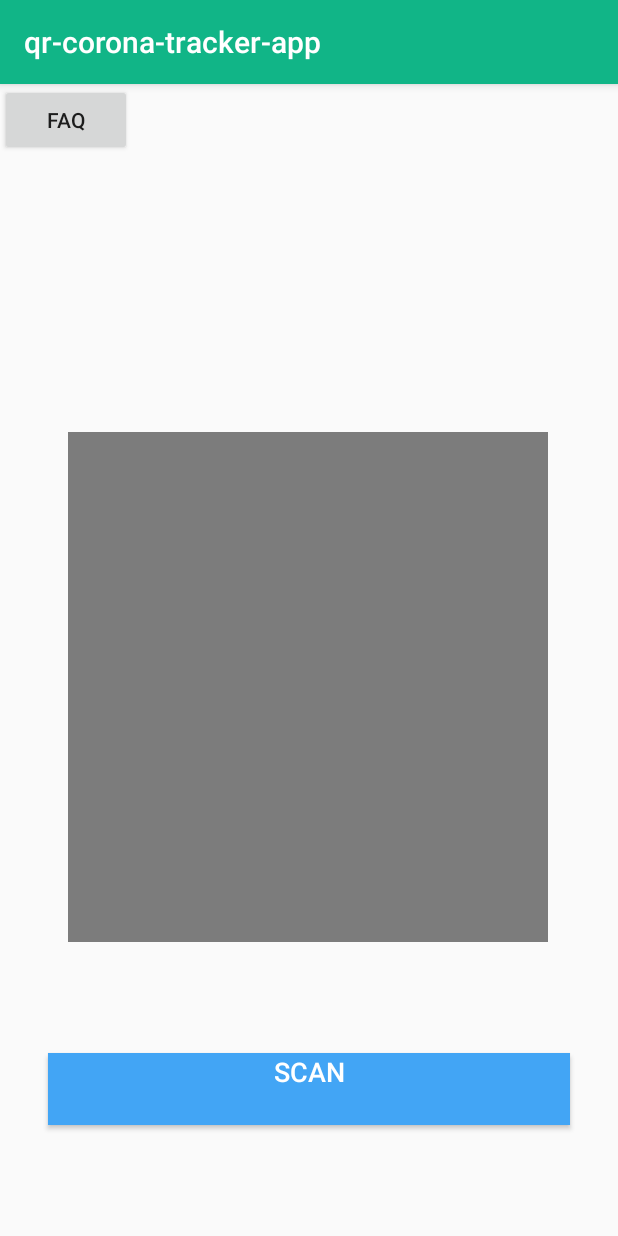
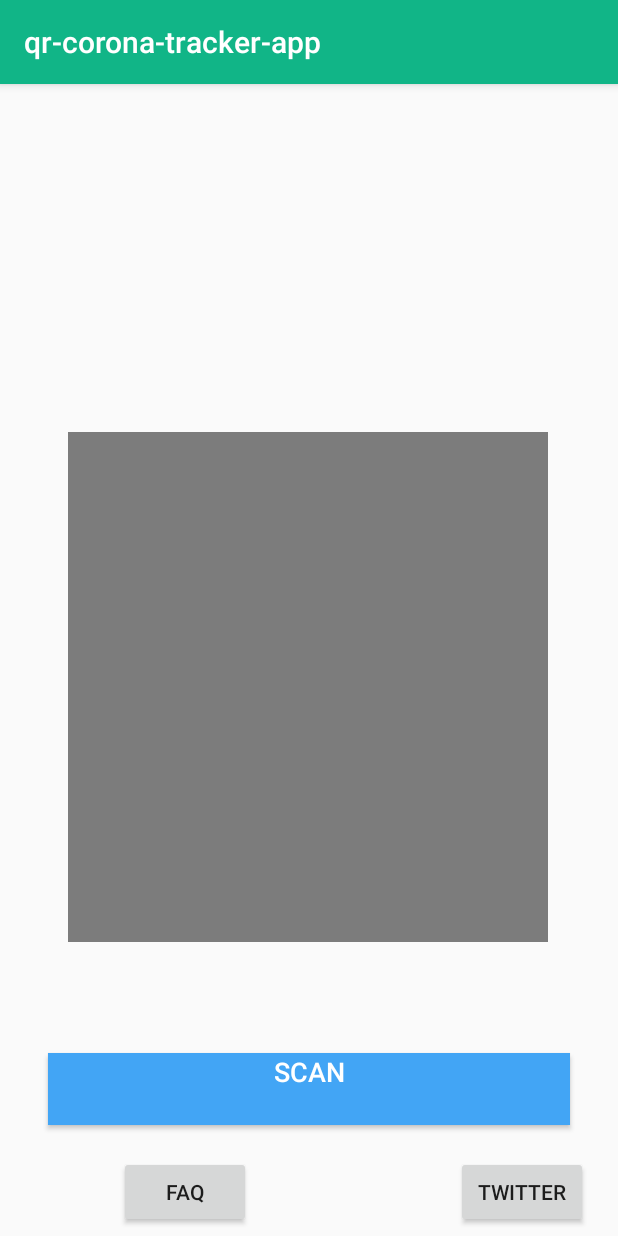
Before and after one commit to marcopared/qr-corona-tracker, an Android app: the MainActivity screen opened directly, with no data from a screen before it, on a phone screen of 412 x 824 dp. Run offline under Robolectric (Android 15) with nearby library versions, the phone set to English and light mode, and no system bars; our stand-ins replace Firebase (no records; nobody signed in at launch, a user with empty details on screens opened directly).

Commit message:
Added button to access Twitter-Embed

```diff
--- a/qrcoronatrackerapp/app/src/main/AndroidManifest.xml
+++ b/qrcoronatrackerapp/app/src/main/AndroidManifest.xml
@@ -18,6 +18,7 @@
             android:theme="@style/AppTheme.NoActionBar"></activity>
         <activity android:name=".Scanner" />
         <activity android:name=".MainActivity" />
+        <activity android:name=".TwitterHandle"/>
         <activity
             android:name=".Splash"
             android:label="@string/app_name"
--- a/qrcoronatrackerapp/app/src/main/java/com/example/qr_corona_tracker_app/MainActivity.java
+++ b/qrcoronatrackerapp/app/src/main/java/com/example/qr_corona_tracker_app/MainActivity.java
@@ -15,7 +15,7 @@ import android.widget.ImageView;
 
 public class MainActivity extends AppCompatActivity {
     EditText qrvalue;
-    Button generateBtn, faq, scanBtn;
+    Button faqBtn, scanBtn, twitterBtn;
     ImageView qrImage;
     FirebaseDatabase database = FirebaseDatabase.getInstance();
     DatabaseReference ref = database.getReference();
@@ -26,15 +26,15 @@ public class MainActivity extends AppCompatActivity {
         setContentView(R.layout.activity_main);
 
 
-        scanBtn = findViewById(R.id.scanBtn); // Set scanBtn to button on screen
+        scanBtn = findViewById(R.id.scanBtn);
         qrImage = findViewById(R.id.qrPlaceHolder);
-
-        faq = findViewById(R.id.faq);
+        faqBtn = findViewById(R.id.faq);
+        twitterBtn = findViewById(R.id.twitter);
 
         // Generate an action for clicking button
-        faq.setOnClickListener(new View.OnClickListener() {
+        faqBtn.setOnClickListener(new View.OnClickListener() {
             @Override
-            public void onClick(View vv) {
+            public void onClick(View v) {
                 startActivity(new Intent(getApplicationContext(), ScrollingActivity.class));
             }
         });
@@ -43,8 +43,18 @@ public class MainActivity extends AppCompatActivity {
         scanBtn.setOnClickListener(new View.OnClickListener() {
             @Override
             public void onClick(View v) {
-                startActivity(new Intent(getApplicationContext(), com.example.qr_corona_tracker_app.Scanner.class));
+                startActivity(new Intent(getApplicationContext(), Scanner.class));
             }
         });
+
+        // Generate an action for clicking button
+        twitterBtn.setOnClickListener(new View.OnClickListener() {
+            @Override
+            public void onClick(View v) {
+                startActivity(new Intent (getApplicationContext(), TwitterHandle.class));
+            }
+        });
+
+
     }
 }
--- a/qrcoronatrackerapp/app/src/main/res/layout/activity_main.xml
+++ b/qrcoronatrackerapp/app/src/main/res/layout/activity_main.xml
@@ -40,7 +40,26 @@
         android:id="@+id/faq"
         android:layout_width="wrap_content"
         android:layout_height="wrap_content"
+        android:layout_marginStart="59dp"
+        android:layout_marginTop="20dp"
+        android:layout_marginEnd="98dp"
+        android:layout_marginBottom="5dp"
         android:text="FAQ"
-        tools:layout_editor_absoluteX="319dp"
-        tools:layout_editor_absoluteY="6dp" />
+        app:layout_constraintBottom_toBottomOf="parent"
+        app:layout_constraintEnd_toStartOf="@+id/twitter"
+        app:layout_constraintStart_toStartOf="parent"
+        app:layout_constraintTop_toBottomOf="@+id/scanBtn" />
+
+    <Button
+        android:id="@+id/twitter"
+        android:layout_width="wrap_content"
+        android:layout_height="wrap_content"
+        android:layout_marginStart="19dp"
+        android:layout_marginTop="20dp"
+        android:layout_marginBottom="5dp"
+        android:text="Twitter"
+        app:layout_constraintBottom_toBottomOf="parent"
+        app:layout_constraintEnd_toEndOf="parent"
+        app:layout_constraintStart_toEndOf="@+id/faq"
+        app:layout_constraintTop_toBottomOf="@+id/scanBtn" />
 </androidx.constraintlayout.widget.ConstraintLayout>
```
